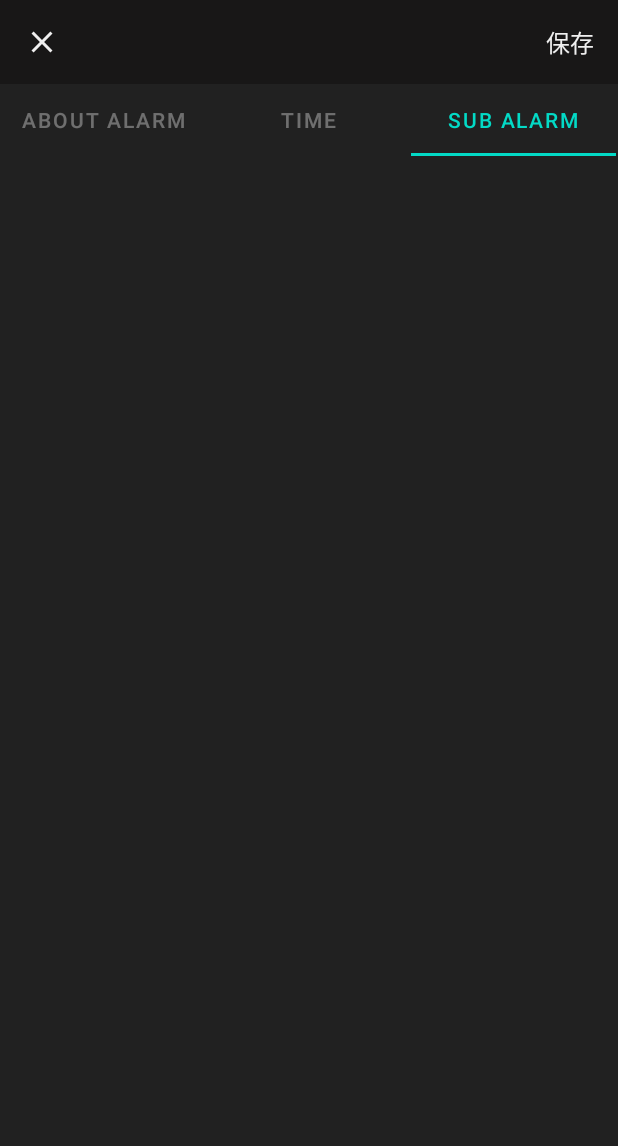
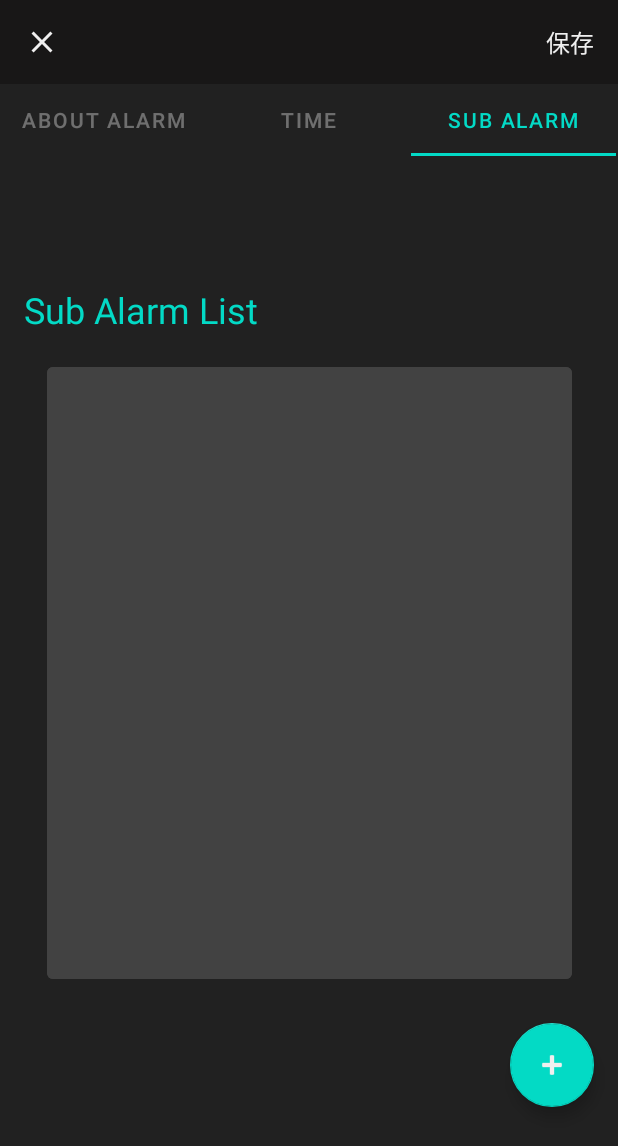
Before and after one commit to 0ga0takash1/Zekki_kaifi_alarm, an Android app: the InputActivity screen opened directly, with no data from a screen before it, tab 3 chosen, on a phone screen of 412 x 824 dp. Shown: the top 1146 px of the screen. Run offline under Robolectric (Android 15) with nearby library versions, the phone set to English and light mode, and no system bars; our stand-ins replace androidx.preference.

Commit message:
サブアラーム画面

```diff
--- a/app/src/main/java/zekki/kaihi/alarm/InputSubAlarmFragment.java
+++ b/app/src/main/java/zekki/kaihi/alarm/InputSubAlarmFragment.java
@@ -1,12 +1,15 @@
 package zekki.kaihi.alarm;
 
+import android.content.Intent;
 import android.os.Bundle;
 
+import androidx.annotation.Nullable;
 import androidx.fragment.app.Fragment;
 
 import android.view.LayoutInflater;
 import android.view.View;
 import android.view.ViewGroup;
+import android.widget.Button;
 
 /**
  * A simple {@link Fragment} subclass.
@@ -61,4 +64,11 @@ public class InputSubAlarmFragment extends Fragment {
         // Inflate the layout for this fragment
         return inflater.inflate(R.layout.fragment_input_sub_alarm, container, false);
     }
+
+    public void onViewCreated(View view, @Nullable Bundle savedInstanceState) {
+        super.onViewCreated(view, savedInstanceState);
+
+        Button sub_back = view.findViewById(R.id.sub_alarm_background);
+        sub_back.setEnabled(false);
+    }
 }
--- /dev/null
+++ b/app/src/main/res/drawable/ic_baseline_delete_24.xml
@@ -0,0 +1,5 @@
+<vector android:height="24dp" android:tint="#EFEFEF"
+    android:viewportHeight="24" android:viewportWidth="24"
+    android:width="24dp" xmlns:android="http://schemas.android.com/apk/res/android">
+    <path android:fillColor="@android:color/white" android:pathData="M6,19c0,1.1 0.9,2 2,2h8c1.1,0 2,-0.9 2,-2V7H6v12zM19,4h-3.5l-1,-1h-5l-1,1H5v2h14V4z"/>
+</vector>
--- a/app/src/main/res/layout/activity_input2.xml
+++ b/app/src/main/res/layout/activity_input2.xml
@@ -81,22 +81,13 @@
             android:text="@string/InputTabRight" />
     </com.google.android.material.tabs.TabLayout>
 
-    <LinearLayout
-        android:layout_width="409dp"
-        android:layout_height="625dp"
-        android:layout_marginTop="1dp"
-        android:layout_marginBottom="1dp"
-        android:orientation="vertical"
+    <androidx.viewpager.widget.ViewPager
+        android:id="@+id/input_vp"
+        android:layout_width="wrap_content"
+        android:layout_height="580dp"
+        app:layout_constraintBottom_toBottomOf="parent"
         app:layout_constraintEnd_toEndOf="parent"
-        app:layout_constraintHorizontal_bias="0.5"
-        app:layout_constraintTop_toBottomOf="@+id/input_tab">
-        <androidx.viewpager.widget.ViewPager
-            android:id="@+id/input_vp"
-            android:layout_width="wrap_content"
-            android:layout_height="wrap_content"
-            app:layout_constraintEnd_toEndOf="parent"
-            app:layout_constraintHorizontal_bias="0.5">
-        </androidx.viewpager.widget.ViewPager>
-    </LinearLayout>
+        app:layout_constraintStart_toStartOf="parent"
+        app:layout_constraintTop_toBottomOf="@+id/input_tab" />
 
 </androidx.constraintlayout.widget.ConstraintLayout>
--- a/app/src/main/res/layout/activity_main.xml
+++ b/app/src/main/res/layout/activity_main.xml
@@ -5,7 +5,7 @@
     xmlns:tools="http://schemas.android.com/tools"
     android:layout_width="fill_parent"
     android:layout_height="match_parent"
-    android:background="#212121"
+    android:background="@color/black2"
     android:clickable="false"
     tools:context=".MainActivity">
 
@@ -76,7 +76,7 @@
         android:layout_margin="@dimen/fab_margin"
         app:fabSize="auto"
         app:srcCompat="@android:drawable/ic_input_add"
-        app:tint="#FFefefef"
+        app:tint="@color/white2"
     />
 
 </androidx.coordinatorlayout.widget.CoordinatorLayout>
--- a/app/src/main/res/layout/alarm_list_layout.xml
+++ b/app/src/main/res/layout/alarm_list_layout.xml
@@ -20,7 +20,6 @@
             android:layout_height="wrap_content"
             android:backgroundTint="@color/material_on_primary_disabled"
             android:gravity="start"
-            android:text="電車用"
             android:textColor="@color/white2"
             android:textSize="16sp"
             android:padding="8dp"
@@ -32,7 +31,6 @@
             android:layout_width="wrap_content"
             android:layout_height="wrap_content"
             android:gravity="start"
-            android:text="21:30"
             android:textSize="32sp"
             android:textColor="@color/white2"
             android:padding="8dp"
@@ -43,7 +41,6 @@
             android:id="@+id/sub_alarm"
             android:layout_width="wrap_content"
             android:layout_height="wrap_content"
-            android:text="+ 5分前・10分前・20分前"
             android:textColor="@color/white2"
             android:textSize="16sp"
             android:padding="8dp"
@@ -55,7 +52,6 @@
             android:id="@+id/alarm_timing"
             android:layout_width="match_parent"
             android:layout_height="match_parent"
-            android:text="Today"
             android:textColor="@color/white2"
             android:textSize="16sp"
             android:padding="8dp"
--- a/app/src/main/res/layout/fragment_input_alarm_info.xml
+++ b/app/src/main/res/layout/fragment_input_alarm_info.xml
@@ -43,23 +43,11 @@
             android:textSize="20sp"
             android:textColor="@color/white2"
             android:background="@drawable/circle_button"
+            app:backgroundTint="@color/material_on_primary_disabled"
             app:layout_constraintEnd_toEndOf="parent"
             app:layout_constraintStart_toStartOf="parent"
             app:layout_constraintTop_toBottomOf="@+id/textInputLayout"
             app:layout_constraintBottom_toBottomOf="parent"
             app:layout_constraintVertical_bias="0.2"/>
-
-        <!--        <TextView-->
-        <!--            android:id="@+id/input_setting"-->
-        <!--            android:layout_width="wrap_content"-->
-        <!--            android:layout_height="wrap_content"-->
-        <!--            android:text="@string/action_settings"-->
-        <!--            android:textColor="@color/design_default_color_secondary"-->
-        <!--            android:textSize="16sp"-->
-        <!--            android:padding="16dp"-->
-        <!--            app:layout_constraintStart_toStartOf="parent"-->
-        <!--            app:layout_constraintTop_toBottomOf="@+id/textInputLayout" />-->
-
-
     </androidx.constraintlayout.widget.ConstraintLayout>
 </FrameLayout>
--- a/app/src/main/res/layout/fragment_input_sub_alarm.xml
+++ b/app/src/main/res/layout/fragment_input_sub_alarm.xml
@@ -1,10 +1,60 @@
 <?xml version="1.0" encoding="utf-8"?>
-<FrameLayout
-    xmlns:android="http://schemas.android.com/apk/res/android"
+<FrameLayout xmlns:android="http://schemas.android.com/apk/res/android"
     xmlns:tools="http://schemas.android.com/tools"
     android:layout_width="match_parent"
     android:layout_height="match_parent"
+    xmlns:app="http://schemas.android.com/apk/res-auto"
     tools:context=".InputSubAlarmFragment">
 
 
+    <androidx.constraintlayout.widget.ConstraintLayout
+        android:layout_width="match_parent"
+        android:layout_height="match_parent">
+        <TextView
+            android:id="@+id/add_sub_alarm_tag"
+            android:layout_width="wrap_content"
+            android:layout_height="wrap_content"
+            android:text="Sub Alarm List"
+            android:textSize="24sp"
+            android:padding="16dp"
+            android:textColor="@color/design_default_color_secondary"
+            app:layout_constraintTop_toTopOf="parent"
+            app:layout_constraintStart_toStartOf="parent"
+            />
+        <Button
+            android:id="@+id/sub_alarm_background"
+            android:layout_width="350dp"
+            android:layout_height="420dp"
+            android:backgroundTint="@color/cardview_dark_background"
+            app:layout_constraintBottom_toBottomOf="parent"
+            app:layout_constraintEnd_toEndOf="parent"
+            app:layout_constraintStart_toStartOf="parent"
+            app:layout_constraintTop_toBottomOf="@+id/add_sub_alarm_tag"
+            app:layout_constraintVertical_bias="0">
+        </Button>
+
+        <androidx.recyclerview.widget.RecyclerView
+            android:layout_width="wrap_content"
+            android:layout_height="wrap_content"
+            app:layout_constraintTop_toTopOf="@+id/sub_alarm_background"
+            app:layout_constraintBottom_toBottomOf="@+id/sub_alarm_background"
+            app:layout_constraintVertical_bias="0.1"
+            app:layout_constraintStart_toStartOf="@+id/sub_alarm_background"
+            app:layout_constraintEnd_toEndOf="@id/sub_alarm_background"
+            app:layout_constraintHorizontal_bias="0.1"
+            />
+
+
+    </androidx.constraintlayout.widget.ConstraintLayout>
+
+    <com.google.android.material.floatingactionbutton.FloatingActionButton
+        android:id="@+id/fab_sub_alarm"
+        android:layout_width="177dp"
+        android:layout_height="wrap_content"
+        android:layout_gravity="bottom|end"
+        android:layout_margin="@dimen/fab_margin"
+        app:fabSize="auto"
+        app:srcCompat="@android:drawable/ic_input_add"
+        app:tint="@color/white2"
+        />
 </FrameLayout>
--- a/app/src/main/res/values/themes.xml
+++ b/app/src/main/res/values/themes.xml
@@ -2,7 +2,7 @@
     <!-- Base application theme. -->
     <style name="Theme.Zekki_kaihi_alarm" parent="Theme.MaterialComponents.DayNight.NoActionBar">
         <!-- Primary brand color. -->
-        <item name="colorPrimary">@color/white2</item>
+        <item name="colorPrimary">@color/black3</item>
         <item name="colorPrimaryVariant">@color/black2</item>
         <item name="colorOnPrimary">@color/white2</item>
         <!-- Secondary brand color. -->
```
